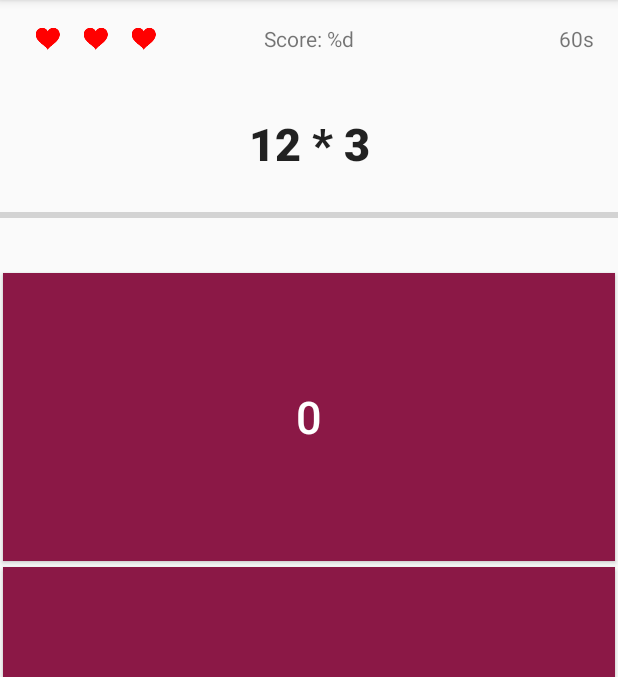
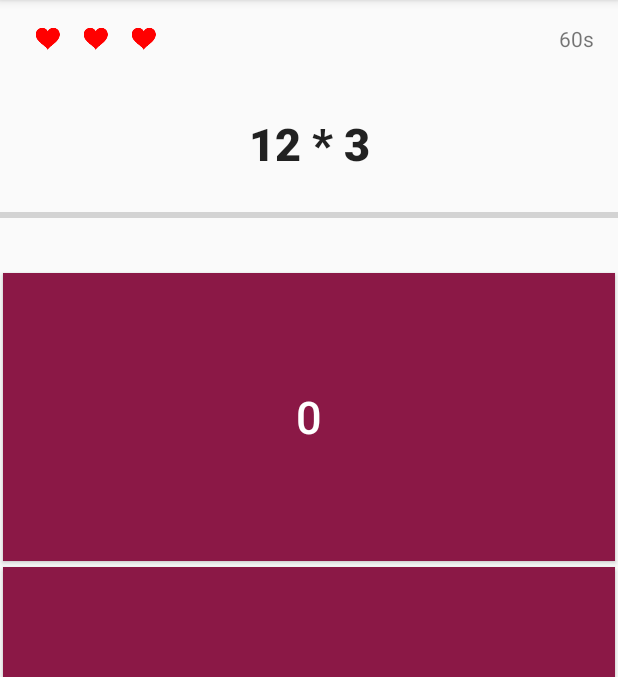
Before and after one commit to strikebit/mathblitz, an Android app: the GameActivity screen opened directly, with no data from a screen before it, on a phone screen of 412 x 824 dp, the part 84-761 px from its top. Run offline under Robolectric (Android 15) with nearby library versions, the phone set to English and light mode, and no system bars; 3 statements that could not run were skipped.

Commit message:
fix string files

```diff
--- a/app/src/main/res/layout/activity_game.xml
+++ b/app/src/main/res/layout/activity_game.xml
@@ -62,7 +62,6 @@
         android:layout_marginTop="16dp"
         android:layout_marginEnd="16dp"
         android:layout_marginRight="16dp"
-        android:text="@string/score_default"
         app:layout_constraintEnd_toEndOf="parent"
         app:layout_constraintStart_toStartOf="parent"
         app:layout_constraintTop_toTopOf="parent" />
```
Also changed, not shown: 2 other files.
